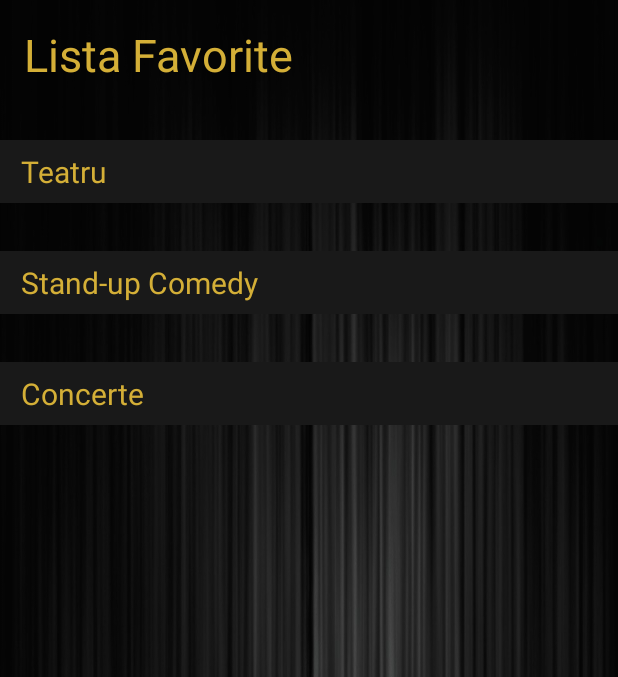
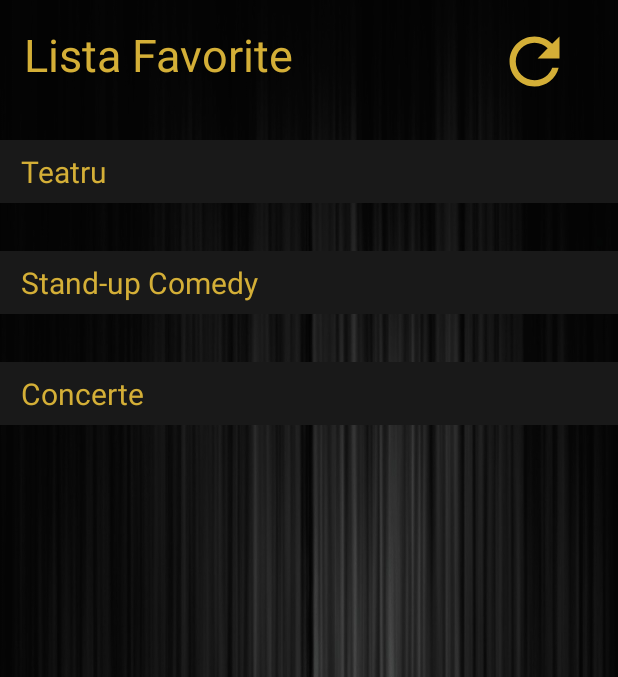
Before and after one commit to andreioprea723/eTessera, an Android app: the FavoritesActivity screen opened directly, with no data from a screen before it, on a phone screen of 412 x 824 dp, the part 84-761 px from its top. Run offline under Robolectric (Android 15) with nearby library versions, the phone set to English and light mode, and no system bars; our stand-ins replace Firebase (no records; nobody signed in at launch, a user with empty details on screens opened directly), Picasso.

```diff
--- a/app/src/main/java/com/example/etessera20/activities/FavoritesActivity.java
+++ b/app/src/main/java/com/example/etessera20/activities/FavoritesActivity.java
@@ -14,6 +14,7 @@ import android.view.LayoutInflater;
 import android.view.Menu;
 import android.view.MenuItem;
 import android.view.View;
+import android.widget.Button;
 import android.widget.ImageView;
 import android.widget.SearchView;
 
@@ -74,6 +75,15 @@ public class FavoritesActivity extends DrawerActivity implements EventItemClickL
 
         Rv_concerte = findViewById(R.id.Rv_concerte_fav);
         Rv_concerte.setLayoutManager(new LinearLayoutManager(this, LinearLayoutManager.HORIZONTAL, false));
+
+        Button refresh = findViewById(R.id.refresh_btn);
+        refresh.setOnClickListener(new View.OnClickListener() {
+            @Override
+            public void onClick(View view) {
+                Intent intent = new Intent(FavoritesActivity.this, FavoritesActivity.class);
+                startActivity(intent);
+            }
+        });
 
         iniFavoritList();
 
--- /dev/null
+++ b/app/src/main/res/drawable/ic_baseline_refresh_24.xml
@@ -0,0 +1,5 @@
+<vector android:height="24dp" android:tint="#D4AF37"
+    android:viewportHeight="24" android:viewportWidth="24"
+    android:width="24dp" xmlns:android="http://schemas.android.com/apk/res/android">
+    <path android:fillColor="@android:color/white" android:pathData="M17.65,6.35C16.2,4.9 14.21,4 12,4c-4.42,0 -7.99,3.58 -7.99,8s3.57,8 7.99,8c3.73,0 6.84,-2.55 7.73,-6h-2.08c-0.82,2.33 -3.04,4 -5.65,4 -3.31,0 -6,-2.69 -6,-6s2.69,-6 6,-6c1.66,0 3.14,0.69 4.22,1.78L13,11h7V4l-2.35,2.35z"/>
+</vector>
--- a/app/src/main/res/layout/activity_favorites.xml
+++ b/app/src/main/res/layout/activity_favorites.xml
@@ -118,6 +118,19 @@
             app:layout_constraintStart_toStartOf="parent"
             app:layout_constraintTop_toBottomOf="@+id/concerte_tv" />
 
+        <Button
+            android:id="@+id/refresh_btn"
+            android:layout_width="50dp"
+            android:layout_height="50dp"
+            android:layout_marginTop="16dp"
+            android:layout_marginEnd="16dp"
+            android:background="@drawable/ic_baseline_refresh_24"
+            app:layout_constraintEnd_toEndOf="parent"
+            app:layout_constraintHorizontal_bias="0.82"
+            app:layout_constraintStart_toEndOf="@+id/titlu_favorite"
+            app:layout_constraintTop_toBottomOf="@+id/include"
+            app:srcCompat="@drawable/ic_baseline_refresh_24" />
+
     </androidx.constraintlayout.widget.ConstraintLayout>
 
 
--- a/app/src/main/res/layout/popup_addcard.xml
+++ b/app/src/main/res/layout/popup_addcard.xml
@@ -102,7 +102,6 @@
         android:layout_marginStart="16dp"
         android:layout_marginTop="8dp"
         android:ems="10"
-        android:hint="02/26"
         android:inputType="textPersonName"
         android:textColor="@color/colorAccent"
         android:textColorHint="@color/colorAccent"
--- a/app/src/main/res/layout/popup_addmoney.xml
+++ b/app/src/main/res/layout/popup_addmoney.xml
@@ -30,7 +30,7 @@
         android:layout_marginTop="40dp"
         android:ems="10"
         android:hint="Suma"
-        android:inputType="textPersonName"
+        android:inputType="number"
         android:textColor="@color/colorAccent"
         android:textColorHint="@color/colorAccent"
         android:textSize="18dp"
```
Also changed, not shown: app/src/main/java/com/example/etessera20/activities/HomeActivity.java (+40 -10 lines), app/src/main/java/com/example/etessera20/activities/WalletActivity.java (+12 -0 lines), app/src/main/java/com/example/etessera20/models/Slide.java (+11 -1 lines), app/src/main/res/layout/activity_eveniment_details.xml (+5 -7 lines).
